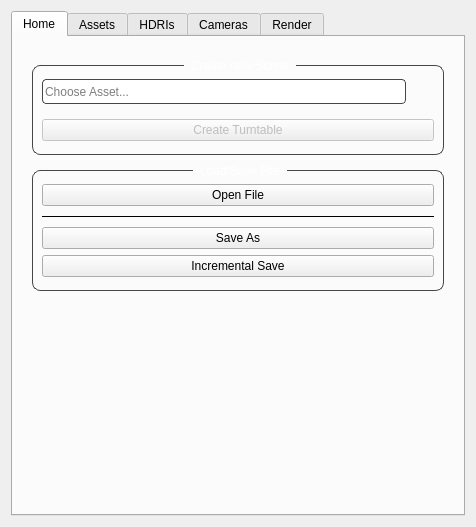
Old version of the form 01_app/dev/UI/turntable_UI.ui in the repository kaanyilmaz99/YFX_Lookdev_Tool.
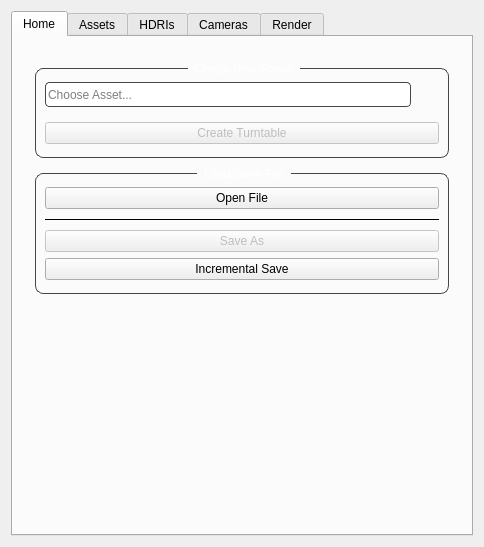
New version of the form. The open tabs and pages were chosen to show the change. Icons and pictures are not drawn.

The edit to the form file:
```diff
--- a/01_app/dev/UI/turntable_UI.ui
+++ b/01_app/dev/UI/turntable_UI.ui
@@ -6,8 +6,8 @@
    <rect>
     <x>0</x>
     <y>0</y>
-    <width>476</width>
-    <height>527</height>
+    <width>484</width>
+    <height>547</height>
    </rect>
   </property>
   <property name="minimumSize">
@@ -90,13 +90,13 @@
           <enum>QLayout::SetDefaultConstraint</enum>
          </property>
          <property name="leftMargin">
-          <number>10</number>
+          <number>13</number>
          </property>
          <property name="topMargin">
-          <number>10</number>
+          <number>13</number>
          </property>
          <property name="rightMargin">
-          <number>10</number>
+          <number>13</number>
          </property>
          <item>
           <widget class="QGroupBox" name="gBox_import">
@@ -341,6 +341,9 @@
               </property>
               <item>
                <widget class="QPushButton" name="btn_save_as">
+                <property name="enabled">
+                 <bool>false</bool>
+                </property>
                 <property name="text">
                  <string>Save As</string>
                 </property>
```
Left out of the diff: 18 changed lines with no effect on the pictures.
